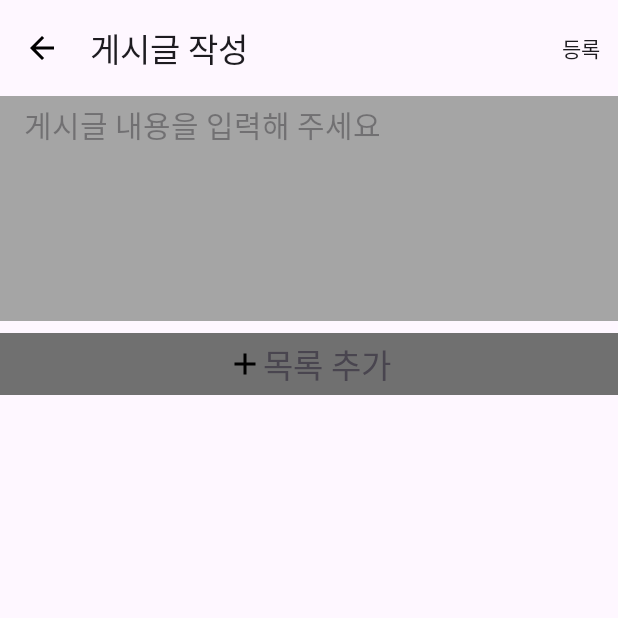
After one commit to GangwonHyuIl/GangwonHyuIl, an Android app: the AddPostActivity screen opened directly, with no data from a screen before it, on a phone screen of 412 x 824 dp, the top half of it. The commit adds this screen. Run offline under Robolectric (Android 15) with nearby library versions, the phone set to English and light mode, and no system bars.

Commit message:
Design: Add post screen

```diff
--- a/app/src/main/AndroidManifest.xml
+++ b/app/src/main/AndroidManifest.xml
@@ -15,11 +15,14 @@
         android:theme="@style/Theme.GangwonHyuil"
         tools:targetApi="31">
         <activity
+            android:name=".ui.community.addPost.AddPostActivity"
+            android:exported="false" />
+        <activity
             android:name=".ui.community.postDetail.PostDetailActivity"
             android:exported="false" />
         <activity
             android:name=".ui.onboarding.OnBodingActivity"
-            android:exported="true"></activity>
+            android:exported="true" />
         <activity
             android:name=".ui.MainActivity"
             android:exported="true">
--- /dev/null
+++ b/app/src/main/java/com/gangwonhyuil/gangwonhyuil/ui/community/addPost/AddPostActivity.kt
@@ -0,0 +1,21 @@
+package com.gangwonhyuil.gangwonhyuil.ui.community.addPost
+
+import android.os.Bundle
+import androidx.activity.enableEdgeToEdge
+import androidx.appcompat.app.AppCompatActivity
+import androidx.core.view.ViewCompat
+import androidx.core.view.WindowInsetsCompat
+import com.gangwonhyuil.gangwonhyuil.R
+
+class AddPostActivity : AppCompatActivity() {
+    override fun onCreate(savedInstanceState: Bundle?) {
+        super.onCreate(savedInstanceState)
+        enableEdgeToEdge()
+        setContentView(R.layout.activity_add_post)
+        ViewCompat.setOnApplyWindowInsetsListener(findViewById(R.id.main)) { v, insets ->
+            val systemBars = insets.getInsets(WindowInsetsCompat.Type.systemBars())
+            v.setPadding(systemBars.left, systemBars.top, systemBars.right, systemBars.bottom)
+            insets
+        }
+    }
+}
--- /dev/null
+++ b/app/src/main/res/drawable/ic_accomodation_24.xml
@@ -0,0 +1,5 @@
+<vector xmlns:android="http://schemas.android.com/apk/res/android" android:height="24dp" android:tint="#000000" android:viewportHeight="24" android:viewportWidth="24" android:width="24dp">
+
+    <path android:fillColor="@android:color/white" android:pathData="M21,10.78V8c0,-1.65 -1.35,-3 -3,-3h-4c-0.77,0 -1.47,0.3 -2,0.78C11.47,5.3 10.77,5 10,5H6C4.35,5 3,6.35 3,8v2.78C2.39,11.33 2,12.12 2,13v6h2v-2h16v2h2v-6C22,12.12 21.61,11.33 21,10.78zM14,7h4c0.55,0 1,0.45 1,1v2h-6V8C13,7.45 13.45,7 14,7zM5,8c0,-0.55 0.45,-1 1,-1h4c0.55,0 1,0.45 1,1v2H5V8z"/>
+
+</vector>
--- /dev/null
+++ b/app/src/main/res/drawable/ic_add_24.xml
@@ -0,0 +1,5 @@
+<vector xmlns:android="http://schemas.android.com/apk/res/android" android:height="24dp" android:tint="#000000" android:viewportHeight="24" android:viewportWidth="24" android:width="24dp">
+
+    <path android:fillColor="@android:color/white" android:pathData="M19,13h-6v6h-2v-6H5v-2h6V5h2v6h6v2z"/>
+
+</vector>
--- /dev/null
+++ b/app/src/main/res/drawable/ic_cafe_24.xml
@@ -0,0 +1,5 @@
+<vector xmlns:android="http://schemas.android.com/apk/res/android" android:height="24dp" android:tint="#000000" android:viewportHeight="24" android:viewportWidth="24" android:width="24dp">
+
+    <path android:fillColor="@android:color/white" android:pathData="M20,3L4,3v10c0,2.21 1.79,4 4,4h6c2.21,0 4,-1.79 4,-4v-3h2c1.11,0 2,-0.9 2,-2L22,5c0,-1.11 -0.89,-2 -2,-2zM20,8h-2L18,5h2v3zM4,19h16v2L4,21z"/>
+
+</vector>
--- /dev/null
+++ b/app/src/main/res/drawable/ic_office_24.xml
@@ -0,0 +1,5 @@
+<vector xmlns:android="http://schemas.android.com/apk/res/android" android:height="24dp" android:tint="#000000" android:viewportHeight="24" android:viewportWidth="24" android:width="24dp">
+
+    <path android:fillColor="@android:color/white" android:pathData="M20,6h-4L16,4c0,-1.11 -0.89,-2 -2,-2h-4c-1.11,0 -2,0.89 -2,2v2L4,6c-1.11,0 -1.99,0.89 -1.99,2L2,19c0,1.11 0.89,2 2,2h16c1.11,0 2,-0.89 2,-2L22,8c0,-1.11 -0.89,-2 -2,-2zM14,6h-4L10,4h4v2z"/>
+
+</vector>
--- /dev/null
+++ b/app/src/main/res/drawable/ic_restaurant_24.xml
@@ -0,0 +1,5 @@
+<vector xmlns:android="http://schemas.android.com/apk/res/android" android:height="24dp" android:tint="#000000" android:viewportHeight="24" android:viewportWidth="24" android:width="24dp">
+
+    <path android:fillColor="@android:color/white" android:pathData="M11,9L9,9L9,2L7,2v7L5,9L5,2L3,2v7c0,2.12 1.66,3.84 3.75,3.97L6.75,22h2.5v-9.03C11.34,12.84 13,11.12 13,9L13,2h-2v7zM16,6v8h2.5v8L21,22L21,2c-2.76,0 -5,2.24 -5,4z"/>
+
+</vector>
--- /dev/null
+++ b/app/src/main/res/layout/activity_add_post.xml
@@ -0,0 +1,69 @@
+<?xml version="1.0" encoding="utf-8"?>
+<LinearLayout xmlns:android="http://schemas.android.com/apk/res/android"
+    xmlns:app="http://schemas.android.com/apk/res-auto"
+    xmlns:tools="http://schemas.android.com/tools"
+    android:id="@+id/main"
+    android:layout_width="match_parent"
+    android:layout_height="match_parent"
+    android:orientation="vertical"
+    tools:context=".ui.community.addPost.AddPostActivity">
+
+    <com.google.android.material.appbar.MaterialToolbar
+        android:layout_width="match_parent"
+        android:layout_height="wrap_content"
+        android:minHeight="?attr/actionBarSize"
+        app:menu="@menu/add_post_top_app_bar"
+        app:navigationIcon="@drawable/ic_arrow_back_24"
+        app:title="게시글 작성" />
+
+    <LinearLayout
+        android:layout_width="match_parent"
+        android:layout_height="wrap_content"
+        android:background="@color/gray"
+        android:minHeight="150dp"
+        android:paddingHorizontal="16dp"
+        android:paddingVertical="4dp">
+
+        <TextView
+            android:id="@+id/tv_post_content"
+            android:layout_width="match_parent"
+            android:layout_height="wrap_content"
+            android:hint="게시글 내용을 입력해 주세요"
+            android:textSize="20sp" />
+    </LinearLayout>
+
+    <androidx.recyclerview.widget.RecyclerView
+        android:layout_marginVertical="4dp"
+        android:id="@+id/rv_place_list"
+        android:layout_width="match_parent"
+        android:layout_height="wrap_content"
+        app:layoutManager="androidx.recyclerview.widget.LinearLayoutManager"
+        tools:itemCount="2"
+        tools:listitem="@layout/rv_item_add_post_header" />
+    <?xml version="1.0" encoding="utf-8"?>
+    <LinearLayout
+        android:id="@+id/ly_add_place"
+        android:layout_width="match_parent"
+        android:layout_height="wrap_content"
+        android:background="@color/gray_dark"
+        android:gravity="center"
+        android:orientation="horizontal"
+        android:paddingVertical="4dp"
+        app:layout_constraintBottom_toBottomOf="parent"
+        app:layout_constraintEnd_toEndOf="parent"
+        app:layout_constraintStart_toStartOf="parent"
+        app:layout_constraintTop_toTopOf="parent">
+
+        <ImageView
+            android:layout_width="wrap_content"
+            android:layout_height="wrap_content"
+            android:src="@drawable/ic_add_24" />
+
+        <TextView
+            android:layout_width="wrap_content"
+            android:layout_height="wrap_content"
+            android:text="목록 추가"
+            android:textSize="22sp" />
+    </LinearLayout>
+
+</LinearLayout>
--- a/app/src/main/res/layout/activity_post_detail.xml
+++ b/app/src/main/res/layout/activity_post_detail.xml
@@ -55,7 +55,7 @@
             android:layout_height="wrap_content"
             android:ellipsize="end"
             android:maxLines="2"
-            android:textSize="22sp"
+            android:textSize="20sp"
             app:layout_constraintStart_toStartOf="parent"
             app:layout_constraintTop_toBottomOf="@id/ly_writer_info"
             tools:text="춘천에 7박 8일로 다녀온 워케이션 정보 공유합니다~" />
--- /dev/null
+++ b/app/src/main/res/menu/add_post_top_app_bar.xml
@@ -0,0 +1,10 @@
+<?xml version="1.0" encoding="utf-8"?>
+<menu xmlns:android="http://schemas.android.com/apk/res/android"
+    xmlns:app="http://schemas.android.com/apk/res-auto">
+    <item
+        android:id="@+id/register_post"
+        android:title="등록"
+        android:contentDescription="커뮤니티 글 등록"
+        app:showAsAction="always"
+        />
+</menu>
```
Also changed, not shown: app/src/main/res/layout/rv_item_add_post_footer.xml (added, +32 -0 lines), app/src/main/res/layout/rv_item_add_post_header.xml (added, +32 -0 lines), app/src/main/res/layout/rv_item_add_post_place.xml (added, +42 -0 lines).
